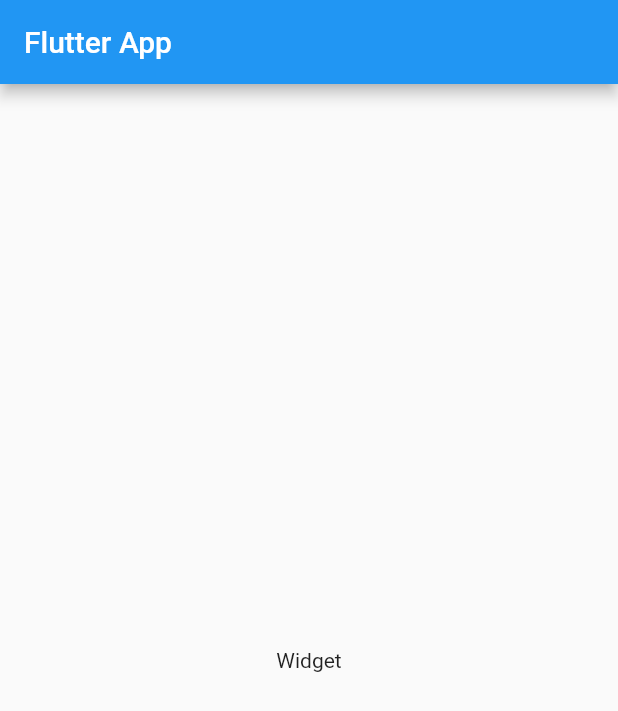
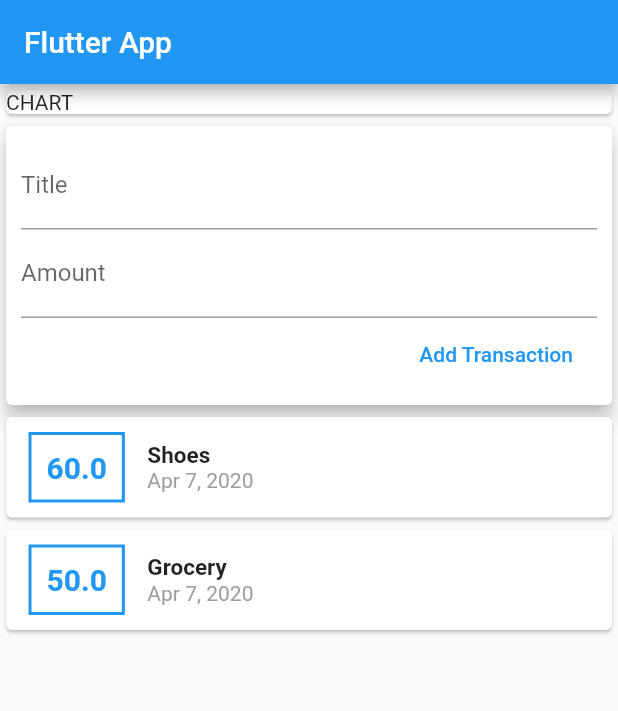
Before and after one commit to Dawid-Kolankowski/flutter-expenses-calculator, a Flutter app: the screen it shows after launch, on a phone screen of 412 x 824 dp. Shown: the top 711 px of the screen. Run offline on Flutter 3.47's test engine with Material 2 defaults, Android fonts, the phone set to English and light mode, and no system bars.

Commit message:
initial ui

```diff
--- a/lib/main.dart
+++ b/lib/main.dart
@@ -1,4 +1,7 @@
 import 'package:flutter/material.dart';
+import 'package:intl/intl.dart';
+
+import './transaction.dart';
 
 void main() => runApp(App());
 
@@ -13,14 +16,95 @@ class App extends StatelessWidget {
 }
 
 class HomePage extends StatelessWidget {
+  final List<Transaction> transactions = [
+    Transaction(
+      id: 't1',
+      title: 'Shoes',
+      amount: 60,
+      date: DateTime.now(),
+    ),
+    Transaction(
+      id: 't2',
+      title: 'Grocery',
+      amount: 50,
+      date: DateTime.now(),
+    )
+  ];
+
   @override
   Widget build(BuildContext context) {
     return Scaffold(
       appBar: AppBar(
         title: Text('Flutter App'),
       ),
-      body: Center(
-        child: Text('Widget'),
+      body: Column(
+        crossAxisAlignment: CrossAxisAlignment.stretch,
+        children: <Widget>[
+          Container(
+            child: Card(
+              child: Text('CHART'),
+            ),
+          ),
+          Card(
+            elevation: 5,
+            child: Container(
+              padding: EdgeInsets.all(10),
+              child: Column(
+                crossAxisAlignment: CrossAxisAlignment.end,
+                children: <Widget>[
+                TextField(
+                  decoration: InputDecoration(labelText: 'Title'),
+                ),
+                TextField(
+                  decoration: InputDecoration(labelText: 'Amount'),
+                ),
+                FlatButton(child:Text('Add Transaction',),onPressed: (){},textColor: Colors.blue,)
+              ]),
+            ),
+          ),
+          Column(
+            children: transactions.map((tx) {
+              return Card(
+                child: Row(
+                  children: <Widget>[
+                    Container(
+                      margin: EdgeInsets.symmetric(
+                        vertical: 10,
+                        horizontal: 15,
+                      ),
+                      decoration: BoxDecoration(
+                        border: Border.all(color: Colors.blue, width: 2),
+                      ),
+                      padding: EdgeInsets.all(10),
+                      child: Text(
+                        tx.amount.toString(),
+                        style: TextStyle(
+                          fontWeight: FontWeight.bold,
+                          fontSize: 20,
+                          color: Colors.blue,
+                        ),
+                      ),
+                    ),
+                    Column(
+                      crossAxisAlignment: CrossAxisAlignment.start,
+                      children: <Widget>[
+                        Text(tx.title,
+                            style: TextStyle(
+                              fontSize: 15,
+                              fontWeight: FontWeight.bold,
+                            )),
+                        Text(
+                          DateFormat.yMMMd().format(tx.date),
+                          style: TextStyle(color: Colors.grey),
+                        )
+                      ],
+                    )
+                  ],
+                ),
+              );
+            }).toList(),
+          ),
+        ],
       ),
     );
   }
--- /dev/null
+++ b/lib/transaction.dart
@@ -0,0 +1,15 @@
+import 'package:flutter/foundation.dart';
+
+class Transaction {
+  final String id;
+  final String title;
+  final double amount;
+  final DateTime date;
+
+  Transaction({
+    @required this.id,
+    @required this.title,
+    @required this.amount,
+    @required this.date,
+  });
+}
--- a/pubspec.yaml
+++ b/pubspec.yaml
@@ -19,7 +19,7 @@ environment:
 dependencies:
   flutter:
     sdk: flutter
-
+  intl: ^0.16.1
   # The following adds the Cupertino Icons font to your application.
   # Use with the CupertinoIcons class for iOS style icons.
   cupertino_icons: ^0.1.2
```
Also changed, not shown: pubspec.lock.
